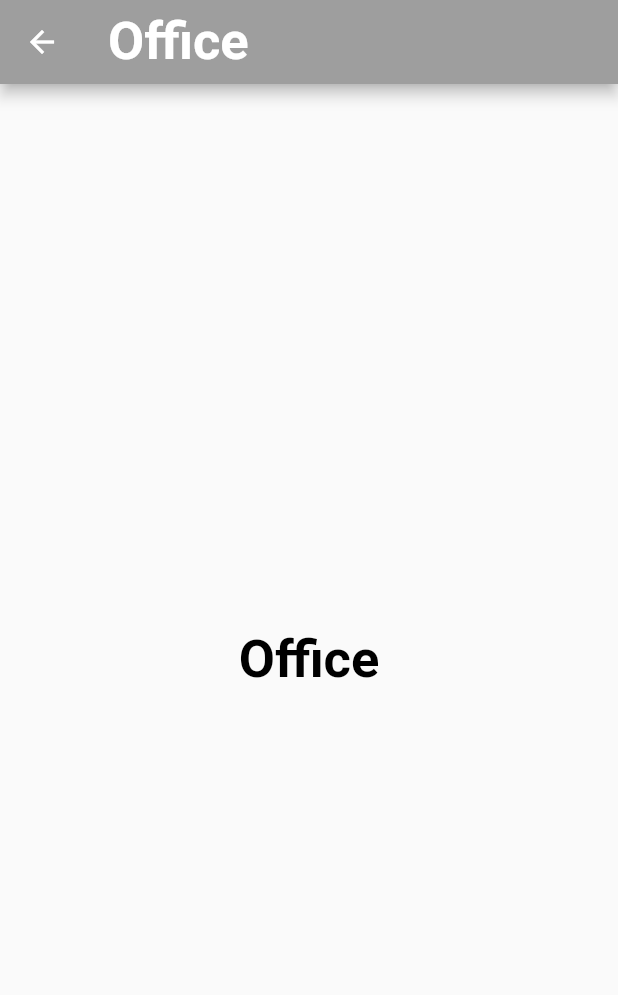
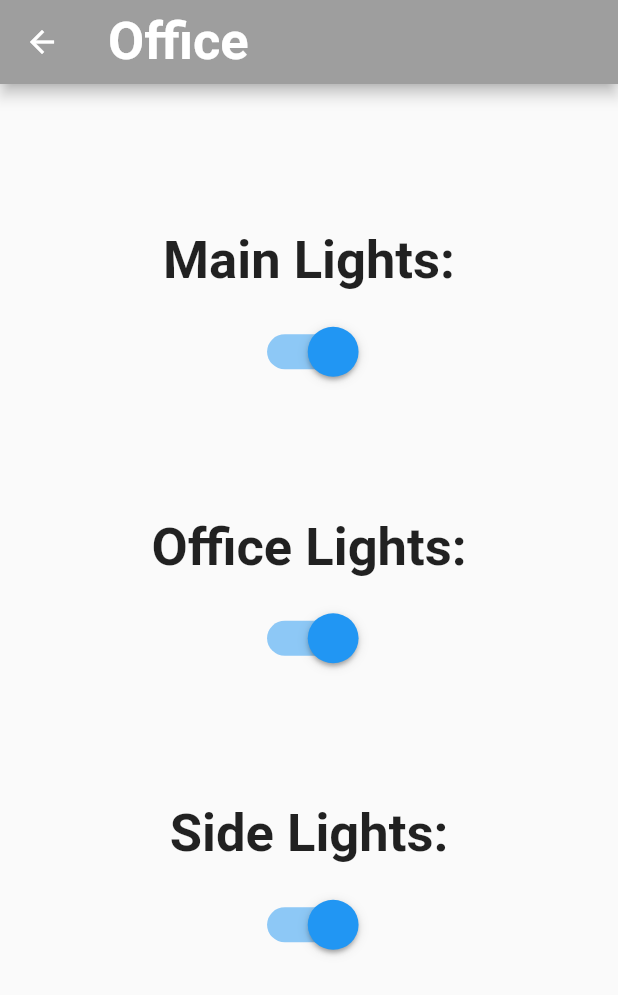
Before and after one commit to AnthonyValenti/Capstone_MobileApp, a Flutter app: the OfficePage screen opened directly, on a phone screen of 412 x 824 dp. Shown: the top 995 px of the screen. Run offline on Flutter 3.47's test engine with Material 2 defaults, Android fonts, the phone set to English and light mode, and no system bars; our stand-ins replace weather.

Commit message:
Office UI page

```diff
--- a/lib/pages/meetings_page.dart
+++ b/lib/pages/meetings_page.dart
@@ -16,7 +16,7 @@ class MeetingsPage extends StatelessWidget {
       ),
       body: const Center(
         child: Text(
-          "Meetings",
+          "MEETINGS",
           style: TextStyle(
               fontSize: 35, fontWeight: FontWeight.bold, color: Colors.black),
         ),
--- a/lib/pages/office_page.dart
+++ b/lib/pages/office_page.dart
@@ -15,12 +15,104 @@ class OfficePage extends StatelessWidget {
         backgroundColor: Colors.grey,
       ),
       body: const Center(
-        child: Text(
-          "Office",
-          style: TextStyle(
-              fontSize: 35, fontWeight: FontWeight.bold, color: Colors.black),
-        ),
+        child: SwitchExample(),
       ),
     );
   }
 }
+
+class SwitchExample extends StatefulWidget {
+  const SwitchExample({super.key});
+
+  @override
+  State<SwitchExample> createState() => _SwitchExampleState();
+}
+
+class _SwitchExampleState extends State<SwitchExample> {
+  bool light1 = true;
+  bool light2 = true;
+  bool light3 = true;
+
+  @override
+  Widget build(BuildContext context) {
+    return Center(
+      child: Column(
+        mainAxisSize: MainAxisSize.min,
+        children: <Widget>[
+          const Text(
+            "Main Lights:",
+            style: TextStyle(
+              fontSize: 35,
+              fontWeight: FontWeight.bold,
+            ),
+          ),
+          SizedBox(
+              width: 100,
+              height: 80,
+              child: FittedBox(
+                  fit: BoxFit.fill,
+                  child: Switch(
+                    // This bool value toggles the switch.
+                    value: light1,
+                    activeColor: Colors.blue,
+                    onChanged: (bool value) {
+                      // This is called when the user toggles the switch.
+                      setState(() {
+                        light1 = value;
+                      });
+                    },
+                  ))),
+          const SizedBox(height: 70),
+          const Text(
+            "Office Lights:",
+            style: TextStyle(
+              fontSize: 35,
+              fontWeight: FontWeight.bold,
+            ),
+          ),
+          SizedBox(
+              width: 100,
+              height: 80,
+              child: FittedBox(
+                  fit: BoxFit.fill,
+                  child: Switch(
+                    // This bool value toggles the switch.
+                    value: light2,
+                    activeColor: Colors.blue,
+                    onChanged: (bool value) {
+                      // This is called when the user toggles the switch.
+                      setState(() {
+                        light2 = value;
+                      });
+                    },
+                  ))),
+          const SizedBox(height: 70),
+          const Text(
+            "Side Lights:",
+            style: TextStyle(
+              fontSize: 35,
+              fontWeight: FontWeight.bold,
+            ),
+          ),
+          SizedBox(
+              width: 100,
+              height: 80,
+              child: FittedBox(
+                  fit: BoxFit.fill,
+                  child: Switch(
+                    // This bool value toggles the switch.
+                    value: light3,
+                    activeColor: Colors.blue,
+                    onChanged: (bool value) {
+                      // This is called when the user toggles the switch.
+                      setState(() {
+                        light3 = value;
+                      });
+                    },
+                  ))),
+          const SizedBox(height: 70),
+        ],
+      ),
+    );
+  }
+}
--- a/lib/pages/weather_page.dart
+++ b/lib/pages/weather_page.dart
@@ -1,9 +1,10 @@
 import 'dart:math';
 
 import 'package:flutter/material.dart';
+// ignore: import_of_legacy_library_into_null_safe
 import 'package:weather/weather.dart';
 
-WeatherFactory wf = new WeatherFactory("618774ba56bdfedf15cce5001b815715");
+WeatherFactory wf = WeatherFactory("618774ba56bdfedf15cce5001b815715");
 
 class WeatherPage extends StatelessWidget {
   const WeatherPage({super.key});
@@ -79,33 +80,25 @@ class _TempState extends State<WeatherStates> {
         children: <Widget>[
           ElevatedButton(
             style: style,
-            onPressed: () {
-              getWeather();
-            },
+            onPressed: () {},
             child: Text("Current: $_currTemp °C"),
           ),
           const SizedBox(height: 70),
           ElevatedButton(
             style: style,
-            onPressed: () {
-              getWeather();
-            },
+            onPressed: () {},
             child: Text("Feels Like: $_feelsLike °C"),
           ),
           const SizedBox(height: 70),
           ElevatedButton(
             style: style,
-            onPressed: () {
-              getWeather();
-            },
+            onPressed: () {},
             child: Text("Min: $_minTemp °C"),
           ),
           const SizedBox(height: 70),
           ElevatedButton(
             style: style,
-            onPressed: () {
-              getWeather();
-            },
+            onPressed: () {},
             child: Text("Max: $_maxTemp °C"),
           ),
           const SizedBox(height: 70),
```
Also changed, not shown: pubspec.yaml (+7 -4 lines), lib/pages/google_calendar.dart (added), pubspec.lock.
